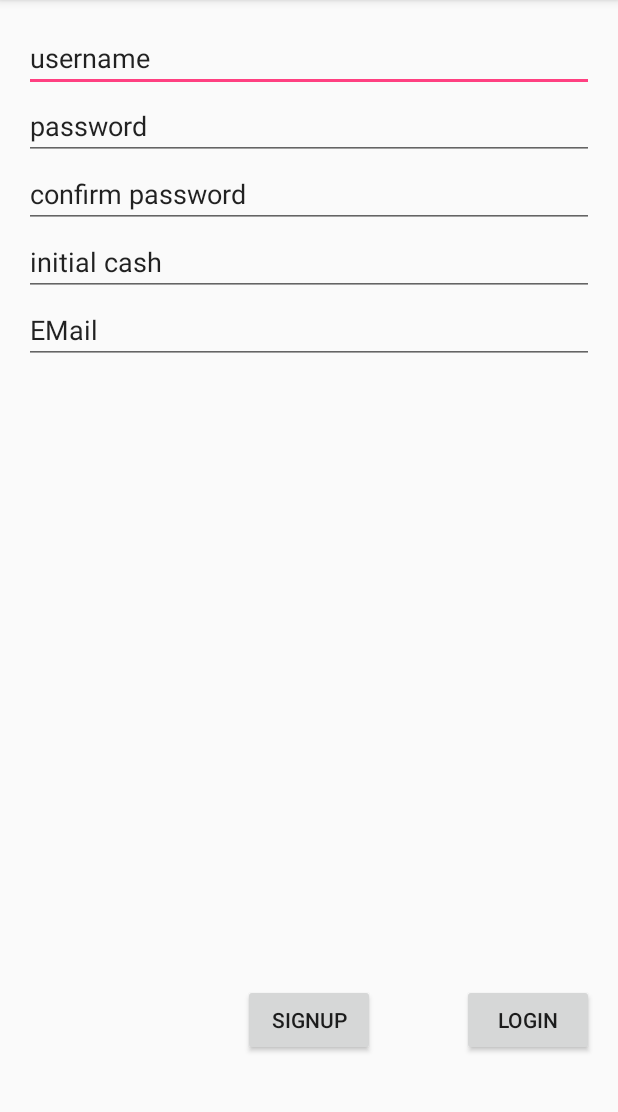
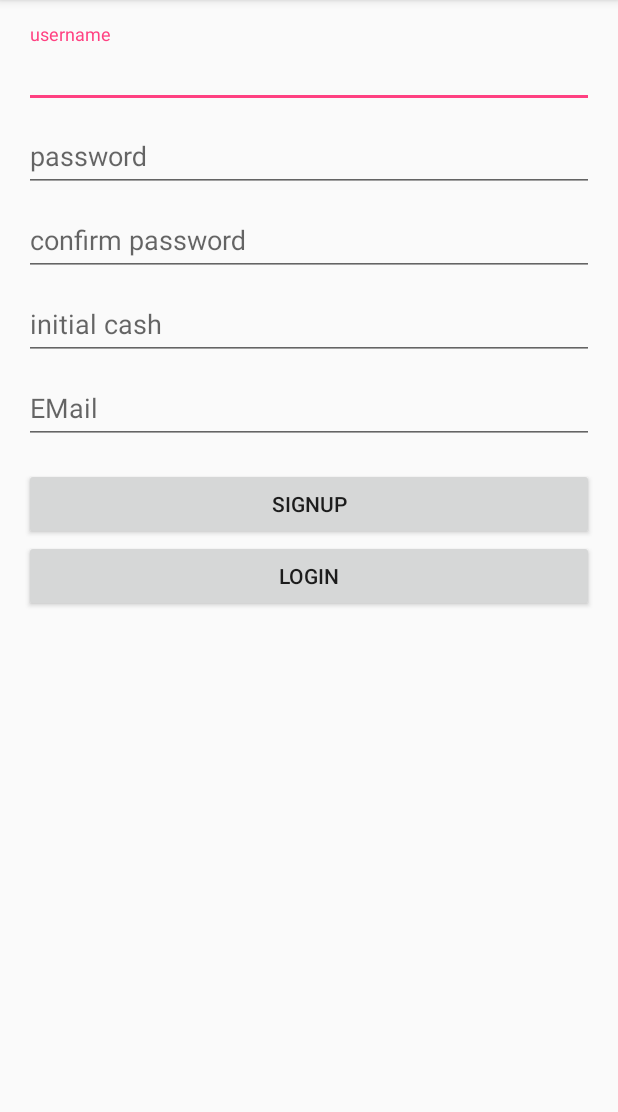
Before and after one commit to ReachAayush/hustlr, an Android app: the SignupActivity screen opened directly, with no data from a screen before it, on a phone screen of 412 x 824 dp, the part 84-1196 px from its top. Run offline under Robolectric (Android 15) with nearby library versions, the phone set to English and light mode, and no system bars.

Commit message:
sync format of signup page with login page

```diff
--- a/hustlr/app/src/main/res/layout/activity_login.xml
+++ b/hustlr/app/src/main/res/layout/activity_login.xml
@@ -42,10 +42,10 @@
 
             </android.support.design.widget.TextInputLayout>
 
-            <Button android:id="@+id/signinButton" style="?android:textAppearanceSmall"
+            <Button android:id="@+id/signinButton"
                 android:layout_width="match_parent" android:layout_height="wrap_content"
                 android:layout_marginTop="16dp" android:text="@string/action_sign_in"
-                android:textStyle="bold" />
+                />
 
             <Button
                 android:layout_width="match_parent"
--- a/hustlr/app/src/main/res/layout/activity_signup.xml
+++ b/hustlr/app/src/main/res/layout/activity_signup.xml
@@ -1,14 +1,16 @@
 <?xml version="1.0" encoding="utf-8"?>
-<RelativeLayout xmlns:android="http://schemas.android.com/apk/res/android"
+<LinearLayout xmlns:android="http://schemas.android.com/apk/res/android"
     xmlns:tools="http://schemas.android.com/tools" android:layout_width="match_parent"
     android:layout_height="match_parent" android:paddingLeft="@dimen/activity_horizontal_margin"
     android:paddingRight="@dimen/activity_horizontal_margin"
     android:paddingTop="@dimen/activity_vertical_margin"
     android:paddingBottom="@dimen/activity_vertical_margin"
+    android:orientation="vertical"
     tools:context="edu.cmu.hustlr.Activity.SignupActivity">
-
+    <android.support.design.widget.TextInputLayout android:layout_width="match_parent"
+        android:layout_height="wrap_content">
     <EditText
-        android:layout_width="wrap_content"
+        android:layout_width="match_parent"
         android:layout_height="wrap_content"
         android:id="@+id/editUsername"
         android:layout_alignParentTop="true"
@@ -16,10 +18,12 @@
         android:layout_alignParentStart="true"
         android:layout_alignParentRight="true"
         android:layout_alignParentEnd="true"
-        android:text="username" />
-
+        android:hint="username" />
+    </android.support.design.widget.TextInputLayout>
+    <android.support.design.widget.TextInputLayout android:layout_width="match_parent"
+        android:layout_height="wrap_content">
     <EditText
-        android:layout_width="wrap_content"
+        android:layout_width="match_parent"
         android:layout_height="wrap_content"
         android:id="@+id/editPassword"
         android:layout_below="@+id/editUsername"
@@ -27,10 +31,12 @@
         android:layout_alignParentStart="true"
         android:layout_alignRight="@+id/editUsername"
         android:layout_alignEnd="@+id/editUsername"
-        android:text="password" />
-
-    <EditText
-        android:layout_width="wrap_content"
+        android:hint="password" />
+    </android.support.design.widget.TextInputLayout>
+    <android.support.design.widget.TextInputLayout android:layout_width="match_parent"
+        android:layout_height="wrap_content">
+        <EditText
+        android:layout_width="match_parent"
         android:layout_height="wrap_content"
         android:id="@+id/editConfirmPassword"
         android:layout_below="@+id/editPassword"
@@ -38,10 +44,12 @@
         android:layout_alignParentStart="true"
         android:layout_alignRight="@+id/editPassword"
         android:layout_alignEnd="@+id/editPassword"
-        android:text="confirm password" />
-
-    <EditText
-        android:layout_width="wrap_content"
+        android:hint="confirm password" />
+    </android.support.design.widget.TextInputLayout>
+    <android.support.design.widget.TextInputLayout android:layout_width="match_parent"
+        android:layout_height="wrap_content">
+        <EditText
+        android:layout_width="match_parent"
         android:layout_height="wrap_content"
         android:id="@+id/editCash"
         android:layout_below="@+id/editConfirmPassword"
@@ -49,10 +57,12 @@
         android:layout_alignParentStart="true"
         android:layout_alignRight="@+id/editConfirmPassword"
         android:layout_alignEnd="@+id/editConfirmPassword"
-        android:text="initial cash" />
-
-    <EditText
-        android:layout_width="wrap_content"
+        android:hint="initial cash" />
+    </android.support.design.widget.TextInputLayout>
+    <android.support.design.widget.TextInputLayout android:layout_width="match_parent"
+        android:layout_height="wrap_content">
+        <EditText
+        android:layout_width="match_parent"
         android:layout_height="wrap_content"
         android:id="@+id/editEmail"
         android:layout_below="@+id/editCash"
@@ -60,24 +70,21 @@
         android:layout_alignParentStart="true"
         android:layout_alignParentRight="true"
         android:layout_alignParentEnd="true"
-        android:text="EMail" />
-
+        android:hint="EMail" />
+    </android.support.design.widget.TextInputLayout>
     <Button
-        android:layout_width="wrap_content"
+        android:layout_marginTop="16dp"
+        android:layout_width="match_parent"
         android:layout_height="wrap_content"
         android:text="Signup"
         android:id="@+id/buttonSignup"
-        android:layout_alignParentBottom="true"
-        android:layout_centerHorizontal="true"
-        android:layout_marginBottom="48dp" />
-
+        />
     <Button
-        android:layout_width="wrap_content"
+        android:layout_width="match_parent"
         android:layout_height="wrap_content"
         android:text="Login"
         android:id="@+id/buttonLogin"
-        android:layout_alignTop="@+id/buttonSignup"
-        android:layout_alignRight="@+id/editEmail"
-        android:layout_alignEnd="@+id/editEmail" />
+        android:layout_gravity="center_horizontal"
+        />
 
-</RelativeLayout>
+</LinearLayout>
```
